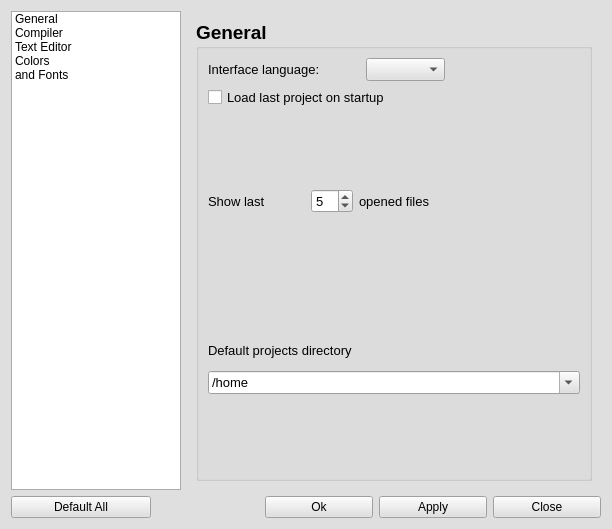
First picture: the form in trunc/src/optionsdialog.ui, repository PLLUG/kuzya, before the edit.
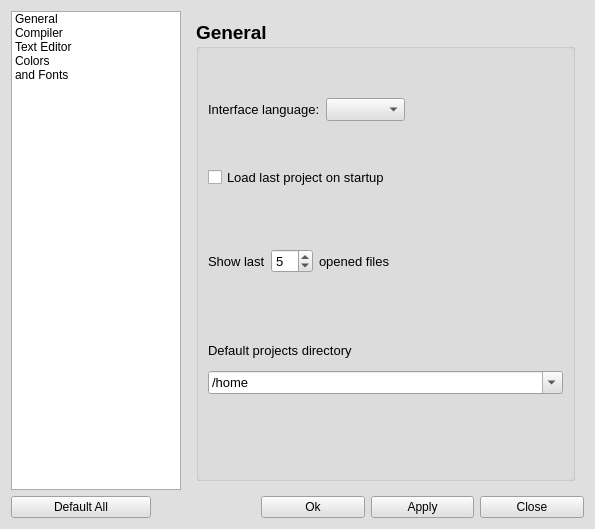
Second picture: the form after the edit. Icons and pictures are not drawn.

The edit to the form file:
```diff
--- a/trunc/src/optionsdialog.ui
+++ b/trunc/src/optionsdialog.ui
@@ -9,7 +9,7 @@
    <rect>
     <x>0</x>
     <y>0</y>
-    <width>612</width>
+    <width>595</width>
     <height>529</height>
    </rect>
   </property>
@@ -461,7 +461,7 @@
           <string>General</string>
          </property>
          <layout class="QGridLayout" name="gridLayout_8">
-          <item row="0" column="0">
+          <item row="1" column="0">
            <layout class="QHBoxLayout" name="horizontalLayout_4">
             <item>
              <widget class="QLabel" name="label_23">
@@ -477,22 +477,6 @@
               </property>
              </widget>
             </item>
-            <item>
-             <spacer name="horizontalSpacer_13">
-              <property name="orientation">
-               <enum>Qt::Horizontal</enum>
-              </property>
-              <property name="sizeType">
-               <enum>QSizePolicy::Minimum</enum>
-              </property>
-              <property name="sizeHint" stdset="0">
-               <size>
-                <width>40</width>
-                <height>20</height>
-               </size>
-              </property>
-             </spacer>
-            </item>
             <item>
              <widget class="QComboBox" name="localizationLanguageCBox">
               <property name="font">
@@ -519,7 +503,7 @@
             </item>
            </layout>
           </item>
-          <item row="1" column="0">
+          <item row="3" column="0">
            <widget class="QCheckBox" name="checkBox">
             <property name="font">
              <font>
@@ -533,7 +517,7 @@
             </property>
            </widget>
           </item>
-          <item row="2" column="0">
+          <item row="4" column="0">
            <layout class="QHBoxLayout" name="_11">
             <item>
              <widget class="QLabel" name="label_24">
@@ -549,22 +533,6 @@
               </property>
              </widget>
             </item>
-            <item>
-             <spacer name="horizontalSpacer_15">
-              <property name="orientation">
-               <enum>Qt::Horizontal</enum>
-              </property>
-              <property name="sizeType">
-               <enum>QSizePolicy::Minimum</enum>
-              </property>
-              <property name="sizeHint" stdset="0">
-               <size>
-                <width>40</width>
-                <height>20</height>
-               </size>
-              </property>
-             </spacer>
-            </item>
             <item>
              <widget class="QSpinBox" name="sB_LOFCount">
               <property name="maximumSize">
@@ -617,24 +585,8 @@
             </item>
            </layout>
           </item>
-          <item row="3" column="0">
+          <item row="5" column="0">
            <layout class="QVBoxLayout" name="_12">
-            <item>
-             <spacer name="verticalSpacer_8">
-              <property name="orientation">
-               <enum>Qt::Vertical</enum>
-              </property>
-              <property name="sizeType">
-               <enum>QSizePolicy::Minimum</enum>
-              </property>
-              <property name="sizeHint" stdset="0">
-               <size>
-                <width>20</width>
-                <height>40</height>
-               </size>
-              </property>
-             </spacer>
-            </item>
             <item>
              <widget class="QLabel" name="label_26">
               <property name="font">
@@ -714,6 +666,38 @@
             </item>
            </layout>
           </item>
+          <item row="0" column="0">
+           <spacer name="verticalSpacer">
+            <property name="orientation">
+             <enum>Qt::Vertical</enum>
+            </property>
+            <property name="sizeType">
+             <enum>QSizePolicy::Fixed</enum>
+            </property>
+            <property name="sizeHint" stdset="0">
+             <size>
+              <width>20</width>
+              <height>40</height>
+             </size>
+            </property>
+           </spacer>
+          </item>
+          <item row="2" column="0">
+           <spacer name="verticalSpacer_5">
+            <property name="orientation">
+             <enum>Qt::Vertical</enum>
+            </property>
+            <property name="sizeType">
+             <enum>QSizePolicy::Fixed</enum>
+            </property>
+            <property name="sizeHint" stdset="0">
+             <size>
+              <width>20</width>
+              <height>40</height>
+             </size>
+            </property>
+           </spacer>
+          </item>
          </layout>
         </widget>
        </item>
```
